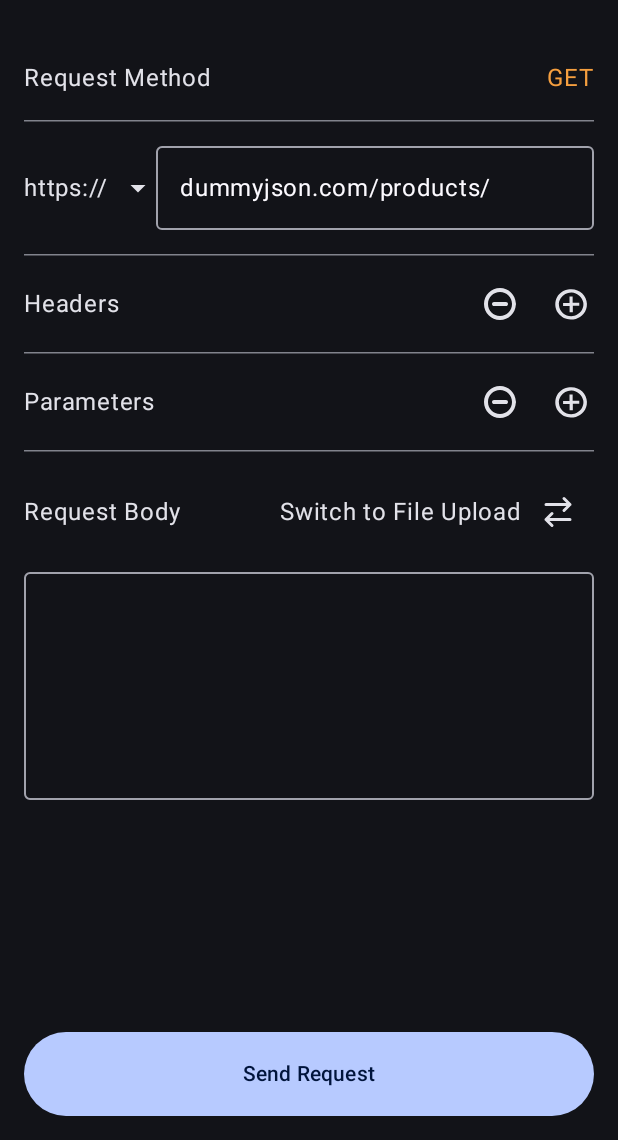
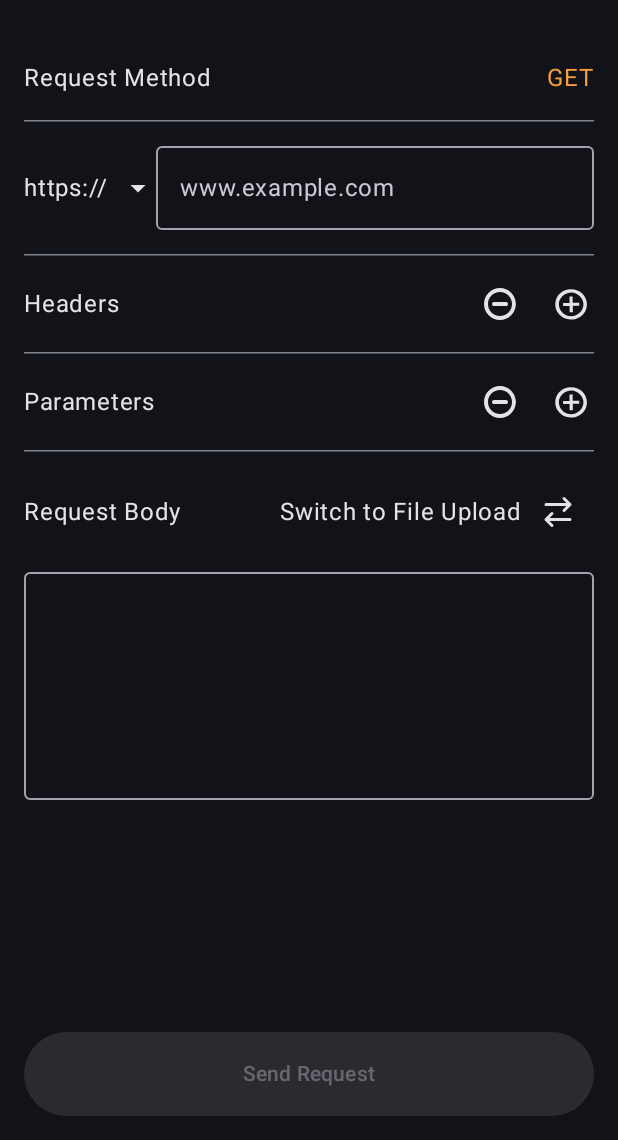
Before and after one commit to michaelsam94/ApiTester, an Android app built with Jetpack Compose: the screen it shows after launch (MainActivity), on a phone screen of 412 x 824 dp, the part 96-1236 px from its top. Run offline under Robolectric (Android 15) with nearby library versions, the phone set to English and light mode, and no system bars; our stand-ins replace livedata-compose; libraries missing offline, so code that uses them is left out: com.google.ai.client; 1 statement that could not run was skipped.

Commit message:
open files by supported applications

```diff
--- a/app/src/main/AndroidManifest.xml
+++ b/app/src/main/AndroidManifest.xml
@@ -5,7 +5,8 @@
 
     <uses-permission android:name="android.permission.ACCESS_NETWORK_STATE" />
     <uses-permission android:name="android.permission.INTERNET"/>
-    <uses-permission android:name="android.permission.READ_EXTERNAL_STORAGE" />
+    <uses-permission android:name="android.permission.READ_EXTERNAL_STORAGE"
+        android:maxSdkVersion="32" />
 
     <application
         android:name=".MyApplication"
@@ -21,7 +22,6 @@
         <activity
             android:name=".MainActivity"
             android:exported="true"
-            android:label="@string/app_name"
             android:theme="@style/Theme.ApiTester">
             <intent-filter>
                 <action android:name="android.intent.action.MAIN" />
--- a/app/src/main/java/com/example/apitester/ui/home/HomeViewModel.kt
+++ b/app/src/main/java/com/example/apitester/ui/home/HomeViewModel.kt
@@ -20,7 +20,7 @@ class HomeViewModel(private val apiUseCase: ApiUseCase) : ViewModel() {
     private val _selectedSchema = MutableLiveData("https://")
     val selectedSchema: LiveData<String> = _selectedSchema
 
-    private val _url = MutableLiveData("dummyjson.com/products/")
+    private val _url = MutableLiveData("")
     val url: LiveData<String> = _url
 
     private val _body = MutableLiveData("")
```
Also changed, not shown: app/src/main/java/com/example/apitester/ui/home/FileRow.kt (+19 -3 lines).
